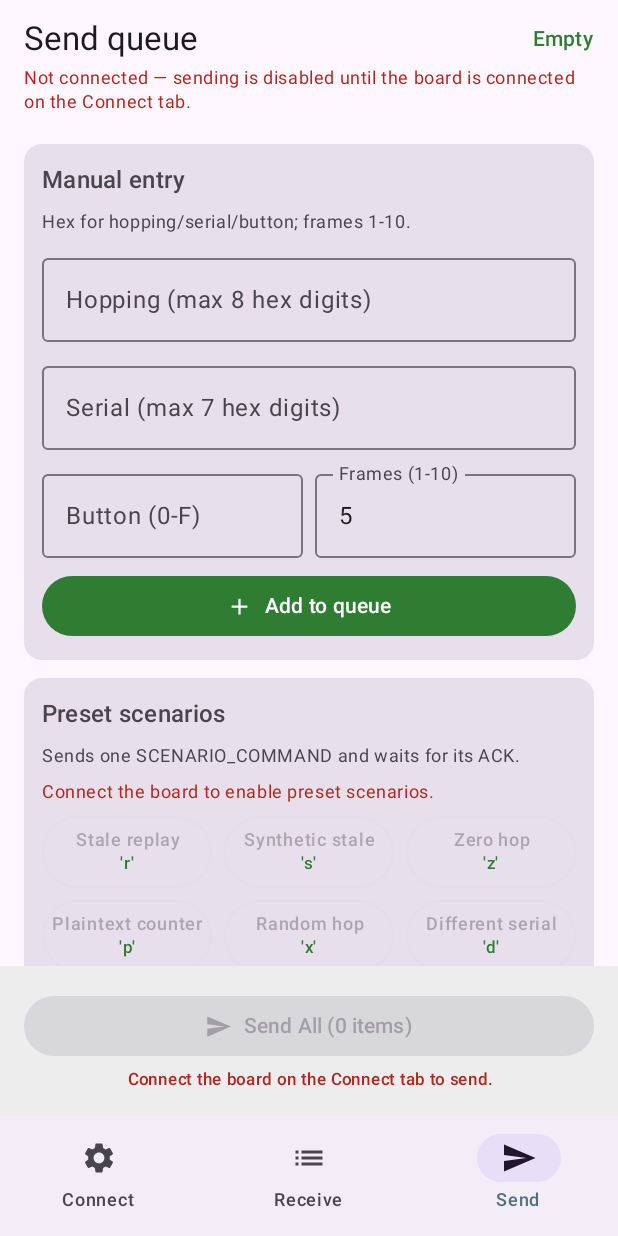
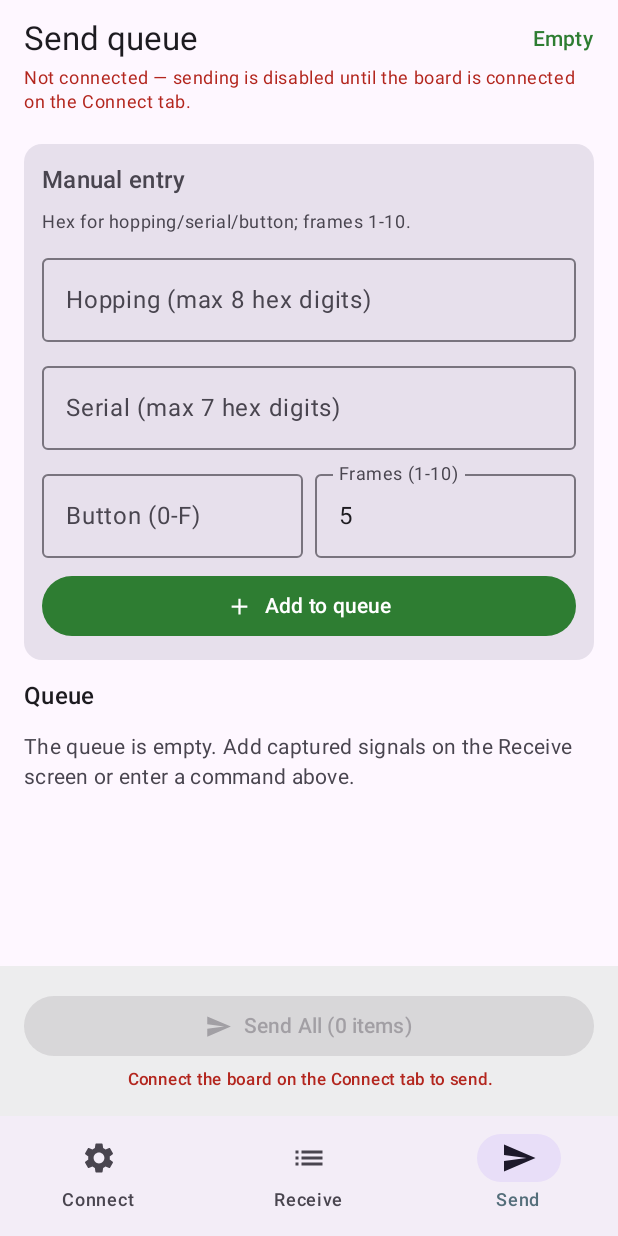
Before and after one commit to Ghvinerias/stm32-srx882s, an Android app built with Jetpack Compose: the SendScreen screen opened through its navigation route, on a phone screen of 412 x 824 dp. Run offline under Robolectric (Android 15) with nearby library versions, the light colour scheme and no system bars.

Commit message:
Remove preset scenario UI and add clear-queue action
Drops the six preset scenario buttons and their card from the send
screen, along with the ViewModel plumbing that only served them:
sendPreset(), the scenarioSender constructor/factory parameter,
stubScenarioSender and its status-label helper. BatchSendEngine.sendScenario,
ScenarioCommand and the PresetScenario enum stay in place.

Adds SendViewModel.clearQueue() reusing SendQueueRepository.clear(), and a
header delete action shown only while the queue is non-empty. Clearing is
refused while a batch is actively sending, since the engine walks a snapshot
and would otherwise keep transmitting items the UI no longer shows.

Replaces the preset-focused tests with coverage for clearQueue().

```diff
--- a/android-app/app/src/main/java/com/eelab/rflab/ui/screens/SendScreen.kt
+++ b/android-app/app/src/main/java/com/eelab/rflab/ui/screens/SendScreen.kt
@@ -27,7 +27,6 @@ import androidx.compose.material3.CardDefaults
 import androidx.compose.material3.Icon
 import androidx.compose.material3.IconButton
 import androidx.compose.material3.MaterialTheme
-import androidx.compose.material3.OutlinedButton
 import androidx.compose.material3.OutlinedTextField
 import androidx.compose.material3.Surface
 import androidx.compose.material3.Text
@@ -47,7 +46,6 @@ import com.eelab.rflab.queue.SendQueueItem
 import com.eelab.rflab.send.BatchSendEngine
 import com.eelab.rflab.send.SendGraph
 import com.eelab.rflab.ui.send.ManualEntryState
-import com.eelab.rflab.ui.send.PresetScenario
 import com.eelab.rflab.ui.send.SendUiState
 import com.eelab.rflab.ui.send.SendViewModel
 import com.eelab.rflab.usb.RfLabSession
@@ -56,20 +54,19 @@ import java.util.Locale
 /**
  * Send queue and manual-entry screen.
  *
- * The screen renders the shared queue, lets the user add/remove/reorder items
- * and edit each item's frame count, adds the four-field manual-entry card and
- * the six preset scenario buttons.
+ * The screen renders the shared queue, lets the user add/remove/reorder items,
+ * edit each item's frame count and clear the queue, and adds the four-field
+ * manual-entry card.
  *
- * Both send actions go through the app's single [BatchSendEngine] (via
- * [SendGraph]): "Send All" walks the queue strictly one item at a time,
- * awaiting each ACK or timeout before writing the next, and preset buttons
- * send a one-shot `SCENARIO_COMMAND` through the same serialised path.
+ * "Send All" goes through the app's single [BatchSendEngine] (via
+ * [SendGraph]): it walks the queue strictly one item at a time, awaiting each
+ * ACK or timeout before writing the next.
  *
- * Both actions are gated on [RfLabSession.isConnected], which follows the
+ * The send action is gated on [RfLabSession.isConnected], which follows the
  * session's live connection state *and* a link that fails on its own (the
- * read loop's `openState`). Queue editing still works offline; "Send All" and
- * the preset buttons are disabled and explain why when the Connect tab has no
- * live connection.
+ * read loop's `openState`). Queue editing and clearing still work offline;
+ * "Send All" is disabled and explains why when the Connect tab has no live
+ * connection.
  *
  * @param sendEngine sequential sender supplied by the app composition root.
  */
@@ -79,7 +76,6 @@ fun SendScreen(
     sendEngine: BatchSendEngine = SendGraph.engine,
     viewModel: SendViewModel = viewModel(
         factory = SendViewModel.factory(
-            scenarioSender = sendEngine::sendScenario,
             batchSender = sendEngine::sendBatch,
             connectionStatus = RfLabSession.isConnected,
         ),
@@ -94,12 +90,12 @@ fun SendScreen(
         onButtonChange = viewModel::onButtonChange,
         onFramesChange = viewModel::onFramesChange,
         onAddManualEntry = { viewModel.addManualEntry() },
-        onPresetScenario = viewModel::sendPreset,
         onRemoveItem = viewModel::removeItem,
         onMoveItemUp = viewModel::moveItemUp,
         onMoveItemDown = viewModel::moveItemDown,
         onFrameCountChange = viewModel::setFrameCount,
         onSendAll = viewModel::sendAll,
+        onClearQueue = viewModel::clearQueue,
         modifier = modifier,
     )
 }
@@ -116,16 +112,16 @@ internal fun SendScreen(
     onButtonChange: (String) -> Unit,
     onFramesChange: (String) -> Unit,
     onAddManualEntry: () -> Unit,
-    onPresetScenario: (PresetScenario) -> Unit,
     onRemoveItem: (Long) -> Unit,
     onMoveItemUp: (Long) -> Unit,
     onMoveItemDown: (Long) -> Unit,
     onFrameCountChange: (Long, Int) -> Unit,
     onSendAll: () -> Unit,
+    onClearQueue: () -> Unit,
     modifier: Modifier = Modifier,
 ) {
     Column(modifier = modifier.fillMaxSize()) {
-        SendHeader(state)
+        SendHeader(state = state, onClearQueue = onClearQueue)
 
         LazyColumn(
             modifier = Modifier.weight(1f),
@@ -140,13 +136,6 @@ internal fun SendScreen(
                     onButtonChange = onButtonChange,
                     onFramesChange = onFramesChange,
                     onAddManualEntry = onAddManualEntry,
-                )
-            }
-
-            item(key = "presets") {
-                PresetScenarioCard(
-                    onPresetScenario = onPresetScenario,
-                    enabled = state.isConnected,
                 )
             }
 
@@ -189,7 +178,7 @@ internal fun SendScreen(
 }
 
 @Composable
-private fun SendHeader(state: SendUiState) {
+private fun SendHeader(state: SendUiState, onClearQueue: () -> Unit) {
     Column(
         modifier = Modifier
             .fillMaxWidth()
@@ -210,6 +199,14 @@ private fun SendHeader(state: SendUiState) {
                 style = MaterialTheme.typography.labelLarge,
                 color = MaterialTheme.colorScheme.primary,
             )
+            if (state.canClearQueue) {
+                IconButton(onClick = onClearQueue) {
+                    Icon(
+                        imageVector = Icons.Default.Delete,
+                        contentDescription = "Clear send queue",
+                    )
+                }
+            }
         }
         state.message?.let { message ->
             Spacer(Modifier.height(4.dp))
@@ -331,70 +328,6 @@ private fun HexField(
         textStyle = MaterialTheme.typography.bodyLarge.copy(fontFamily = FontFamily.Monospace),
         modifier = modifier.fillMaxWidth(),
     )
-}
-
-@Composable
-private fun PresetScenarioCard(
-    onPresetScenario: (PresetScenario) -> Unit,
-    enabled: Boolean,
-) {
-    Card(
-        modifier = Modifier.fillMaxWidth(),
-        colors = CardDefaults.cardColors(
-            containerColor = MaterialTheme.colorScheme.surfaceVariant,
-        ),
-    ) {
-        Column(
-            modifier = Modifier.padding(12.dp),
-            verticalArrangement = Arrangement.spacedBy(8.dp),
-        ) {
-            Text(
-                text = "Preset scenarios",
-                style = MaterialTheme.typography.titleMedium,
-            )
-            Text(
-                text = "Sends one SCENARIO_COMMAND and waits for its ACK.",
-                style = MaterialTheme.typography.bodySmall,
-                color = MaterialTheme.colorScheme.onSurfaceVariant,
-            )
-            if (!enabled) {
-                Text(
-                    text = "Connect the board to enable preset scenarios.",
-                    style = MaterialTheme.typography.bodySmall,
-                    color = MaterialTheme.colorScheme.error,
-                )
-            }
-
-            PresetScenario.entries.chunked(3).forEach { rowPresets ->
-                Row(horizontalArrangement = Arrangement.spacedBy(8.dp)) {
-                    rowPresets.forEach { preset ->
-                        OutlinedButton(
-                            onClick = { onPresetScenario(preset) },
-                            enabled = enabled,
-                            contentPadding = PaddingValues(horizontal = 4.dp, vertical = 8.dp),
-                            modifier = Modifier.weight(1f),
-                        ) {
-                            Column(horizontalAlignment = Alignment.CenterHorizontally) {
-                                Text(
-                                    text = preset.label,
-                                    style = MaterialTheme.typography.labelMedium,
-                                    textAlign = TextAlign.Center,
-                                )
-                                Text(
-                                    text = "'${preset.commandChar}'",
-                                    style = MaterialTheme.typography.labelSmall,
-                                    color = MaterialTheme.colorScheme.primary,
-                                )
-                            }
-                        }
-                    }
-                    repeat(3 - rowPresets.size) {
-                        Spacer(Modifier.weight(1f))
-                    }
-                }
-            }
-        }
-    }
 }
 
 @Composable
--- a/android-app/app/src/main/java/com/eelab/rflab/ui/send/SendUiState.kt
+++ b/android-app/app/src/main/java/com/eelab/rflab/ui/send/SendUiState.kt
@@ -8,7 +8,7 @@ import com.eelab.rflab.queue.SendQueueItem
  *
  * @property items shared-queue snapshot, top of the send order first.
  * @property manualEntry four-field manual-entry form and its validation errors.
- * @property message short feedback line for the last add/scenario/send action.
+ * @property message short feedback line for the last add/send/clear action.
  * @property isConnected whether the shared USB session currently has a live
  *   connection. Queue editing stays available offline; sending does not.
  */
@@ -19,6 +19,8 @@ data class SendUiState(
     val isConnected: Boolean = true,
 ) {
     val canSendAll: Boolean get() = items.isNotEmpty() && isConnected
+
+    val canClearQueue: Boolean get() = items.isNotEmpty()
 }
 
 /**
@@ -48,11 +50,12 @@ data class ManualEntryState(
 }
 
 /**
- * The six preset scenario commands exposed by the send screen.
+ * The six preset scenario commands defined by the brief.
  *
  * Order and characters match the brief: `'r'`, `'s'`, `'z'`, `'p'`, `'x'`,
- * `'d'`. The UI renders one button per entry; the ViewModel supplies the
- * lambda that actually writes the encoded command to the USB link.
+ * `'d'`. Kept as the canonical preset list for the protocol/engine even though
+ * the send screen no longer renders buttons for them; one-shot sends remain
+ * available through [com.eelab.rflab.send.BatchSendEngine.sendScenario].
  */
 enum class PresetScenario(
     val commandChar: Char,
```
Also changed, not shown: android-app/app/src/main/java/com/eelab/rflab/ui/send/SendViewModel.kt (+19 -56 lines), 1 other file.
